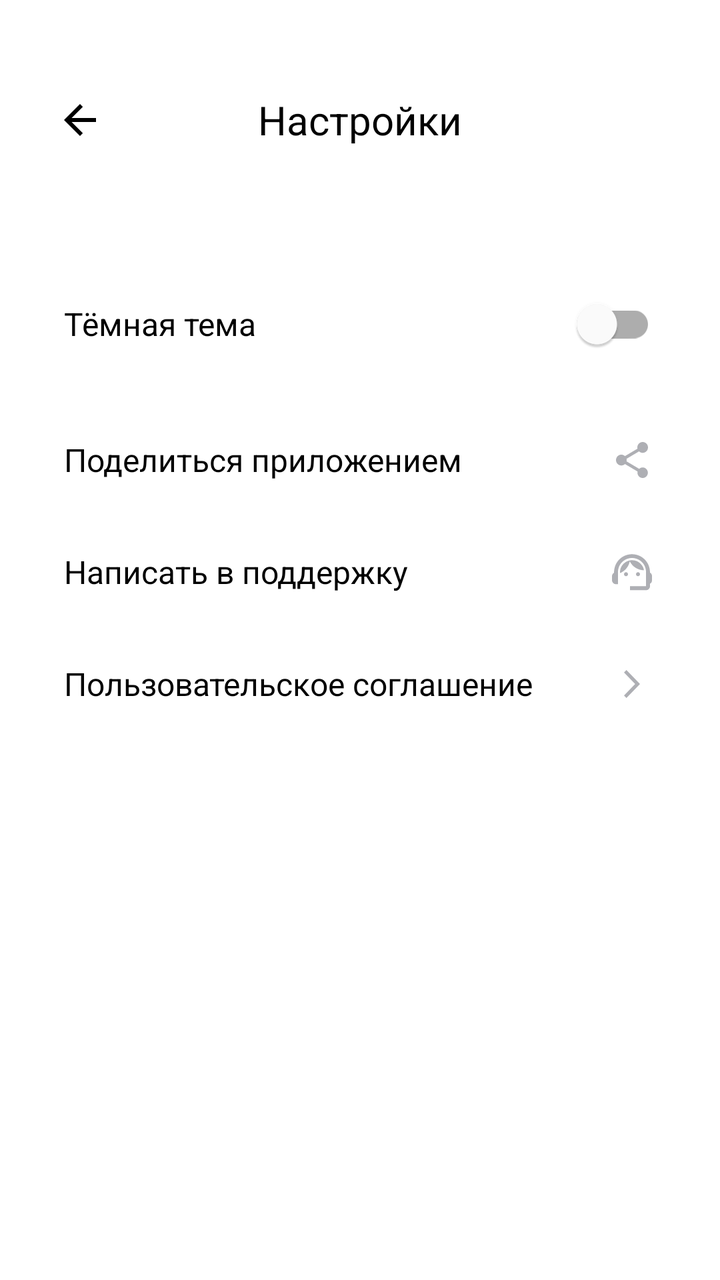
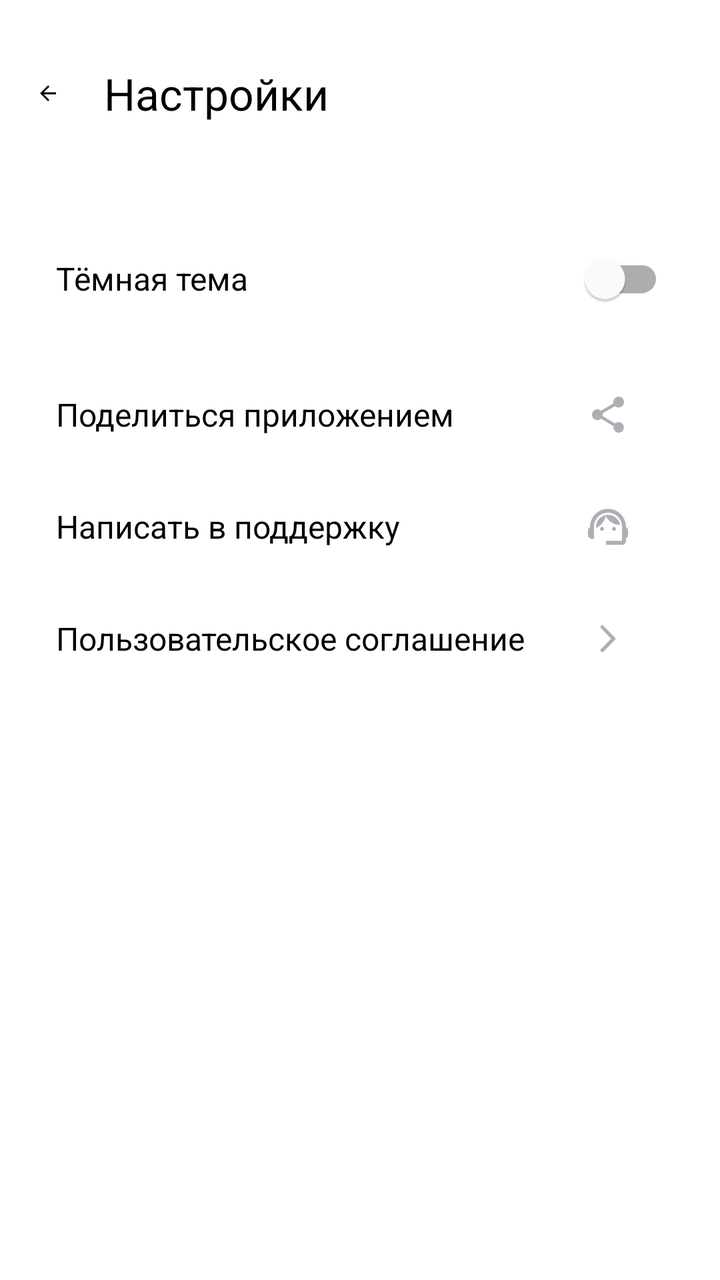

Two renders of the same Android screen: before a commit and after it. Below are the layout's source before the change and the commit's diff.
<!-- AndroidManifest.xml: application theme Theme.MaterialComponents.DayNight.NoActionBar -->
<!-- res/layout/activity_settings.xml -->
<?xml version="1.0" encoding="utf-8"?>
<LinearLayout xmlns:android="http://schemas.android.com/apk/res/android"
    xmlns:app="http://schemas.android.com/apk/res-auto"
    xmlns:tools="http://schemas.android.com/tools"
    android:layout_width="match_parent"
    android:layout_height="match_parent"
    android:orientation="vertical"
    android:padding="@dimen/main_padding"
    android:background="@color/white">

    <LinearLayout
        android:layout_width="match_parent"
        android:layout_height="wrap_content"
        android:orientation="horizontal"
        android:gravity="center_vertical"
        android:layout_marginTop="@dimen/settings_title_margin_top"
        android:layout_marginBottom="@dimen/settings_title_margin_bottom">

        <ImageView
	    android:id="@+id/backButton"
            android:layout_width="@dimen/back_icon_size"
            android:layout_height="@dimen/back_icon_size"
            android:src="@drawable/ic_button_back"
            android:layout_marginEnd="@dimen/back_icon_margin_end"
            app:tint="@color/black"
	    android:contentDescription="@string/back_button_description" />

        <TextView
            android:layout_width="0dp"
            android:layout_height="wrap_content"
            android:layout_weight="1"
            android:text="@string/settings_title"
            android:textSize="@dimen/settings_title_size"
            android:textColor="@color/black"
            android:gravity="center" />

        <View
            android:layout_width="@dimen/back_icon_size"
            android:layout_height="@dimen/back_icon_size"
            android:layout_marginEnd="@dimen/back_icon_margin_end" />

    </LinearLayout>

    <LinearLayout
        android:layout_width="match_parent"
        android:layout_height="wrap_content"
        android:orientation="vertical"
        android:background="@color/white"
        android:paddingVertical="@dimen/settings_padding_vertical"
        app:cornerRadius="@dimen/settings_corner_radius">

        <LinearLayout
            android:layout_width="match_parent"
            android:layout_height="wrap_content"
            android:orientation="horizontal"
            android:gravity="center_vertical"
            android:padding="@dimen/settings_item_padding">

            <TextView
                android:layout_width="0dp"
                android:layout_height="wrap_content"
                android:layout_weight="1"
                android:text="@string/dark_theme"
                android:textSize="@dimen/settings_text_size"
                android:textColor="@color/black" />

            <com.google.android.material.switchmaterial.SwitchMaterial
                android:layout_width="wrap_content"
                android:layout_height="wrap_content" />

        </LinearLayout>

        <LinearLayout
            android:layout_width="match_parent"
            android:layout_height="wrap_content"
            android:orientation="horizontal"
            android:gravity="center_vertical"
            android:padding="@dimen/settings_item_padding">

            <TextView
                android:layout_width="0dp"
                android:layout_height="wrap_content"
                android:layout_weight="1"
                android:text="@string/share_app"
                android:textSize="@dimen/settings_text_size"
                android:textColor="@color/black" />

            <LinearLayout
                android:layout_width="wrap_content"
                android:layout_height="wrap_content"
                android:orientation="horizontal"
                android:gravity="center_vertical">

                <ImageView
                    android:layout_width="@dimen/settings_icon_size"
                    android:layout_height="@dimen/settings_icon_size"
                    android:src="@drawable/ic_share"
                    android:layout_marginEnd="@dimen/settings_icon_margin_end"
                    app:tint="@color/gray"
		    android:contentDescription="@string/share_icon_description" />

            </LinearLayout>

        </LinearLayout>


        <LinearLayout
            android:layout_width="match_parent"
            android:layout_height="wrap_content"
            android:orientation="horizontal"
            android:gravity="center_vertical"
            android:padding="@dimen/settings_item_padding">

            <TextView
                android:layout_width="0dp"
                android:layout_height="wrap_content"
                android:layout_weight="1"
                android:text="@string/support"
                android:textSize="@dimen/settings_text_size"
                android:textColor="@color/black" />

            <LinearLayout
                android:layout_width="wrap_content"
                android:layout_height="wrap_content"
                android:orientation="horizontal"
                android:gravity="center_vertical">

                <ImageView
                    android:layout_width="@dimen/settings_icon_size"
                    android:layout_height="@dimen/settings_icon_size"
                    android:src="@drawable/ic_support"
                    android:tint="@color/gray"
                    android:layout_marginEnd="@dimen/settings_icon_margin_end"
                    tools:ignore="UseAppTint"
		    android:contentDescription="@string/support_icon_description" />


            </LinearLayout>

        </LinearLayout>



        <LinearLayout
            android:layout_width="match_parent"
            android:layout_height="wrap_content"
            android:orientation="horizontal"
            android:gravity="center_vertical"
            android:padding="@dimen/settings_item_padding">

            <TextView
                android:layout_width="0dp"
                android:layout_height="wrap_content"
                android:layout_weight="1"
                android:text="@string/user_agreement"
                android:textSize="@dimen/settings_text_size"
                android:textColor="@color/black" />

            <LinearLayout
                android:layout_width="wrap_content"
                android:layout_height="wrap_content"
                android:orientation="horizontal"
                android:gravity="center_vertical">

                <ImageView
                    android:layout_width="@dimen/settings_icon_size"
                    android:layout_height="@dimen/settings_icon_size"
                    android:src="@drawable/ic_agreement"
                    android:layout_marginEnd="@dimen/settings_icon_margin_end"
                    app:tint="@color/gray"
		    android:contentDescription="@string/agreement_icon_description" />


            </LinearLayout>

        </LinearLayout>

    </LinearLayout>

</LinearLayout>
<!-- resources referenced by this layout -->
<resources>
  <color name="black">#000000</color>
  <color name="gray">#AEAFB4</color>
  <color name="white">#FFFFFF</color>
  <dimen name="back_icon_margin_end">16dp</dimen>
  <dimen name="back_icon_size">48dp</dimen>
  <dimen name="main_padding">16dp</dimen>
  <dimen name="settings_corner_radius">12dp</dimen>
  <dimen name="settings_icon_margin_end">0dp</dimen>
  <dimen name="settings_icon_size">24dp</dimen>
  <dimen name="settings_item_padding">16dp</dimen>
  <dimen name="settings_padding_vertical">8dp</dimen>
  <dimen name="settings_text_size">16sp</dimen>
  <dimen name="settings_title_margin_bottom">30dp</dimen>
  <dimen name="settings_title_margin_top">20dp</dimen>
  <dimen name="settings_title_size">20sp</dimen>
  <!-- drawable ic_agreement (drawable) -->
  <vector xmlns:android="http://schemas.android.com/apk/res/android"
      android:width="24dp"
      android:height="24dp"
      android:viewportWidth="24"
      android:viewportHeight="24">
    <path
        android:pathData="M8,17.749L9.213,19L16,12L9.213,5L8,6.252L13.573,12L8,17.749Z"
        android:fillColor="#AEAFB4"/>
  </vector>
  <!-- drawable ic_button_back (drawable) -->
  <vector xmlns:android="http://schemas.android.com/apk/res/android"
      android:width="48dp"
      android:height="48dp"
      android:viewportWidth="48"
      android:viewportHeight="48">
    <group>
      <clip-path
          android:pathData="M12,12h24v24h-24z"/>
      <path
          android:pathData="M32,23H19.83L25.42,17.41L24,16L16,24L24,32L25.41,30.59L19.83,25H32V23Z"
          android:fillColor="#1A1B22"/>
    </group>
  </vector>
  <!-- drawable ic_share (drawable) -->
  <vector xmlns:android="http://schemas.android.com/apk/res/android"
      android:width="24dp"
      android:height="24dp"
      android:viewportWidth="24"
      android:viewportHeight="24">
    <path
        android:pathData="M17.333,15.723C16.658,15.723 16.053,15.994 15.591,16.419L9.253,12.669C9.298,12.461 9.333,12.253 9.333,12.036C9.333,11.819 9.298,11.611 9.253,11.404L15.52,7.69C16,8.142 16.631,8.422 17.333,8.422C18.809,8.422 20,7.211 20,5.711C20,4.211 18.809,3 17.333,3C15.858,3 14.667,4.211 14.667,5.711C14.667,5.928 14.702,6.136 14.747,6.343L8.48,10.057C8,9.605 7.369,9.325 6.667,9.325C5.191,9.325 4,10.536 4,12.036C4,13.536 5.191,14.747 6.667,14.747C7.369,14.747 8,14.467 8.48,14.015L14.809,17.774C14.764,17.964 14.738,18.163 14.738,18.361C14.738,19.816 15.902,21 17.333,21C18.764,21 19.929,19.816 19.929,18.361C19.929,16.907 18.764,15.723 17.333,15.723Z"
        android:fillColor="#AEAFB4"/>
  </vector>
  <string name="agreement_icon_description">Иконка соглашения</string>
  <string name="back_button_description">Назад</string>
  <string name="dark_theme">Тёмная тема</string>
  <string name="settings_title">Настройки</string>
  <string name="share_app">Поделиться приложением</string>
  <string name="share_icon_description">Иконка поделиться</string>
  <string name="support">Написать в поддержку</string>
  <string name="support_icon_description">Иконка поддержки</string>
  <string name="user_agreement">Пользовательское соглашение</string>
  <!-- unchanged entries left out for length: 1 -->
</resources>

<!-- the commit's change to res/layout/activity_settings.xml (unified diff, before → after) -->
@@ -13,8 +13,8 @@
         android:layout_height="wrap_content"
         android:orientation="horizontal"
         android:gravity="center_vertical"
-        android:layout_marginTop="@dimen/settings_title_margin_top"
-        android:layout_marginBottom="@dimen/settings_title_margin_bottom">
+        android:layout_marginTop="20dp"
+        android:layout_marginBottom="30dp">
 
         <ImageView
 	    android:id="@+id/backButton"
@@ -32,7 +32,7 @@
             android:text="@string/settings_title"
             android:textSize="@dimen/settings_title_size"
             android:textColor="@color/black"
-            android:gravity="center" />
+            android:gravity="center_vertical" />
 
         <View
             android:layout_width="@dimen/back_icon_size"
@@ -54,7 +54,7 @@
             android:layout_height="wrap_content"
             android:orientation="horizontal"
             android:gravity="center_vertical"
-            android:padding="@dimen/settings_item_padding">
+            android:padding="16dp">
 
             <TextView
                 android:layout_width="0dp"
@@ -75,7 +75,7 @@
             android:layout_height="wrap_content"
             android:orientation="horizontal"
             android:gravity="center_vertical"
-            android:padding="@dimen/settings_item_padding">
+            android:padding="16dp">
 
             <TextView
                 android:layout_width="0dp"
@@ -109,7 +109,7 @@
             android:layout_height="wrap_content"
             android:orientation="horizontal"
             android:gravity="center_vertical"
-            android:padding="@dimen/settings_item_padding">
+            android:padding="16dp">
 
             <TextView
                 android:layout_width="0dp"
@@ -133,9 +133,8 @@
                     android:layout_marginEnd="@dimen/settings_icon_margin_end"
                     tools:ignore="UseAppTint"
 		    android:contentDescription="@string/support_icon_description" />
-
-
-            </LinearLayout>
+ 
+	    </LinearLayout>
 
         </LinearLayout>
 
@@ -146,7 +145,7 @@
             android:layout_height="wrap_content"
             android:orientation="horizontal"
             android:gravity="center_vertical"
-            android:padding="@dimen/settings_item_padding">
+            android:padding="16dp">
 
             <TextView
                 android:layout_width="0dp"
@@ -171,7 +170,7 @@
 		    android:contentDescription="@string/agreement_icon_description" />
 
 
-            </LinearLayout>
+             </LinearLayout>
 
         </LinearLayout>
 
<!-- resource entries referenced after the edit -->
@@ -4,17 +4,14 @@
   <color name="gray">#AEAFB4</color>
   <color name="white">#FFFFFF</color>
   <dimen name="back_icon_margin_end">16dp</dimen>
-  <dimen name="back_icon_size">48dp</dimen>
-  <dimen name="main_padding">16dp</dimen>
+  <dimen name="back_icon_size">24dp</dimen>
+  <dimen name="main_padding">12dp</dimen>
   <dimen name="settings_corner_radius">12dp</dimen>
-  <dimen name="settings_icon_margin_end">0dp</dimen>
+  <dimen name="settings_icon_margin_end">16dp</dimen>
   <dimen name="settings_icon_size">24dp</dimen>
-  <dimen name="settings_item_padding">16dp</dimen>
   <dimen name="settings_padding_vertical">8dp</dimen>
   <dimen name="settings_text_size">16sp</dimen>
-  <dimen name="settings_title_margin_bottom">30dp</dimen>
-  <dimen name="settings_title_margin_top">20dp</dimen>
-  <dimen name="settings_title_size">20sp</dimen>
+  <dimen name="settings_title_size">22sp</dimen>
   <!-- drawable ic_agreement (drawable) -->
   <vector xmlns:android="http://schemas.android.com/apk/res/android"
       android:width="24dp"
